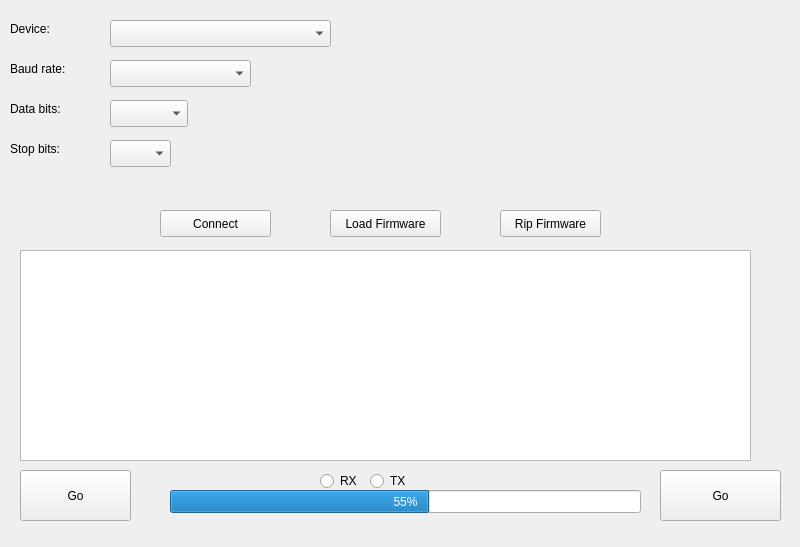
This is freeems_loader.ui in seank/freeems-loader as Qt 5 draws it before an edit. The edited form follows.
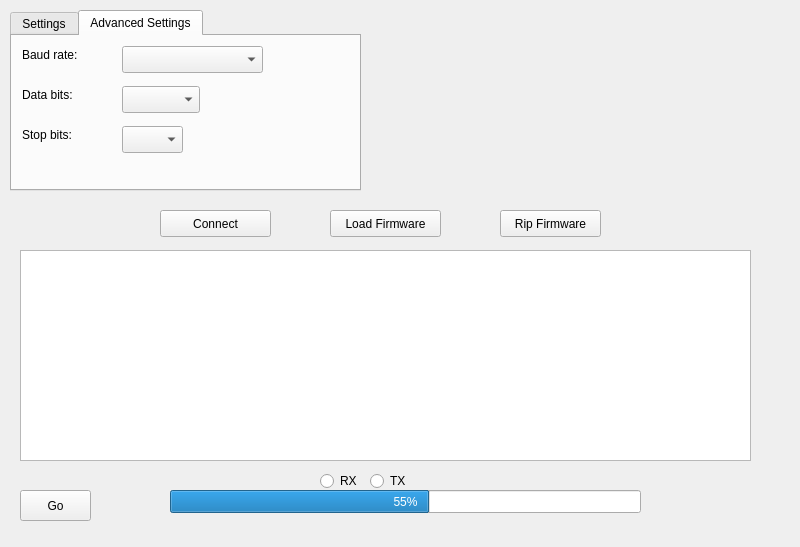
This is the edited form. The open tabs and pages were chosen to show the change. Icons and pictures are not drawn.

Commit message: added tab and comms class

Patch:
```diff
--- a/freeems_loader.ui
+++ b/freeems_loader.ui
@@ -29,88 +29,6 @@
     <pixmap>FreeEMS_Picture_5.png</pixmap>
    </property>
   </widget>
-  <widget class="QLabel" name="label_2">
-   <property name="geometry">
-    <rect>
-     <x>10</x>
-     <y>20</y>
-     <width>51</width>
-     <height>17</height>
-    </rect>
-   </property>
-   <property name="text">
-    <string>Device:</string>
-   </property>
-  </widget>
-  <widget class="QLabel" name="label_3">
-   <property name="geometry">
-    <rect>
-     <x>10</x>
-     <y>60</y>
-     <width>71</width>
-     <height>17</height>
-    </rect>
-   </property>
-   <property name="text">
-    <string>Baud rate:</string>
-   </property>
-  </widget>
-  <widget class="QLabel" name="label_4">
-   <property name="geometry">
-    <rect>
-     <x>10</x>
-     <y>100</y>
-     <width>61</width>
-     <height>17</height>
-    </rect>
-   </property>
-   <property name="text">
-    <string>Data bits:</string>
-   </property>
-  </widget>
-  <widget class="QLabel" name="label_5">
-   <property name="geometry">
-    <rect>
-     <x>10</x>
-     <y>140</y>
-     <width>61</width>
-     <height>17</height>
-    </rect>
-   </property>
-   <property name="text">
-    <string>Stop bits:</string>
-   </property>
-  </widget>
-  <widget class="QComboBox" name="comboDevice">
-   <property name="geometry">
-    <rect>
-     <x>110</x>
-     <y>20</y>
-     <width>221</width>
-     <height>27</height>
-    </rect>
-   </property>
-  </widget>
-  <widget class="QComboBox" name="comboBaud">
-   <property name="geometry">
-    <rect>
-     <x>110</x>
-     <y>60</y>
-     <width>141</width>
-     <height>27</height>
-    </rect>
-   </property>
-  </widget>
-  <widget class="QComboBox" name="comboDataBits">
-   <property name="geometry">
-    <rect>
-     <x>110</x>
-     <y>100</y>
-     <width>78</width>
-     <height>27</height>
-    </rect>
-   </property>
-  </widget>
   <widget class="QPushButton" name="pushConnect">
    <property name="geometry">
     <rect>
@@ -124,16 +42,6 @@
     <string>Connect</string>
    </property>
   </widget>
-  <widget class="QComboBox" name="comboStopBits">
-   <property name="geometry">
-    <rect>
-     <x>110</x>
-     <y>140</y>
-     <width>61</width>
-     <height>27</height>
-    </rect>
-   </property>
-  </widget>
   <widget class="QPushButton" name="pushLoad">
    <property name="geometry">
     <rect>
@@ -213,27 +121,132 @@
    <property name="geometry">
     <rect>
      <x>20</x>
-     <y>470</y>
-     <width>111</width>
-     <height>51</height>
+     <y>490</y>
+     <width>71</width>
+     <height>31</height>
     </rect>
    </property>
    <property name="text">
     <string>Go</string>
    </property>
   </widget>
-  <widget class="QPushButton" name="pushLoad_3">
+  <widget class="QTabWidget" name="tabWidget">
    <property name="geometry">
     <rect>
-     <x>660</x>
-     <y>470</y>
-     <width>121</width>
-     <height>51</height>
+     <x>10</x>
+     <y>10</y>
+     <width>351</width>
+     <height>181</height>
     </rect>
    </property>
-   <property name="text">
-    <string>Go</string>
+   <property name="currentIndex">
+    <number>0</number>
    </property>
+   <widget class="QWidget" name="tab">
+    <attribute name="title">
+     <string>Settings</string>
+    </attribute>
+    <widget class="QLabel" name="label_2">
+     <property name="geometry">
+      <rect>
+       <x>0</x>
+       <y>10</y>
+       <width>51</width>
+       <height>17</height>
+      </rect>
+     </property>
+     <property name="text">
+      <string>Device:</string>
+     </property>
+    </widget>
+    <widget class="QComboBox" name="comboDevice">
+     <property name="geometry">
+      <rect>
+       <x>100</x>
+       <y>10</y>
+       <width>221</width>
+       <height>27</height>
+      </rect>
+     </property>
+     <property name="editable">
+      <bool>true</bool>
+     </property>
+    </widget>
+   </widget>
+   <widget class="QWidget" name="tab_2">
+    <attribute name="title">
+     <string>Advanced Settings</string>
+    </attribute>
+    <widget class="QLabel" name="label_5">
+     <property name="geometry">
+      <rect>
+       <x>10</x>
+       <y>90</y>
+       <width>61</width>
+       <height>17</height>
+      </rect>
+     </property>
+     <property name="text">
+      <string>Stop bits:</string>
+     </property>
+    </widget>
+    <widget class="QComboBox" name="comboBaud">
+     <property name="geometry">
+      <rect>
+       <x>110</x>
+       <y>10</y>
+       <width>141</width>
+       <height>27</height>
+      </rect>
+     </property>
+    </widget>
+    <widget class="QLabel" name="label_3">
+     <property name="geometry">
+      <rect>
+       <x>10</x>
+       <y>10</y>
+       <width>71</width>
+       <height>17</height>
+      </rect>
+     </property>
+     <property name="text">
+      <string>Baud rate:</string>
+     </property>
+    </widget>
+    <widget class="QLabel" name="label_4">
+     <property name="geometry">
+      <rect>
+       <x>10</x>
+       <y>50</y>
+       <width>61</width>
+       <height>17</height>
+      </rect>
+     </property>
+     <property name="text">
+      <string>Data bits:</string>
+     </property>
+    </widget>
+    <widget class="QComboBox" name="comboDataBits">
+     <property name="geometry">
+      <rect>
+       <x>110</x>
+       <y>50</y>
+       <width>78</width>
+       <height>27</height>
+      </rect>
+     </property>
+    </widget>
+    <widget class="QComboBox" name="comboStopBits">
+     <property name="geometry">
+      <rect>
+       <x>110</x>
+       <y>90</y>
+       <width>61</width>
+       <height>27</height>
+      </rect>
+     </property>
+    </widget>
+   </widget>
   </widget>
  </widget>
  <layoutdefault spacing="6" margin="11"/>
```
Left out of the diff: 2 changed lines with no effect on the pictures. The commit also changes 15 other files.
